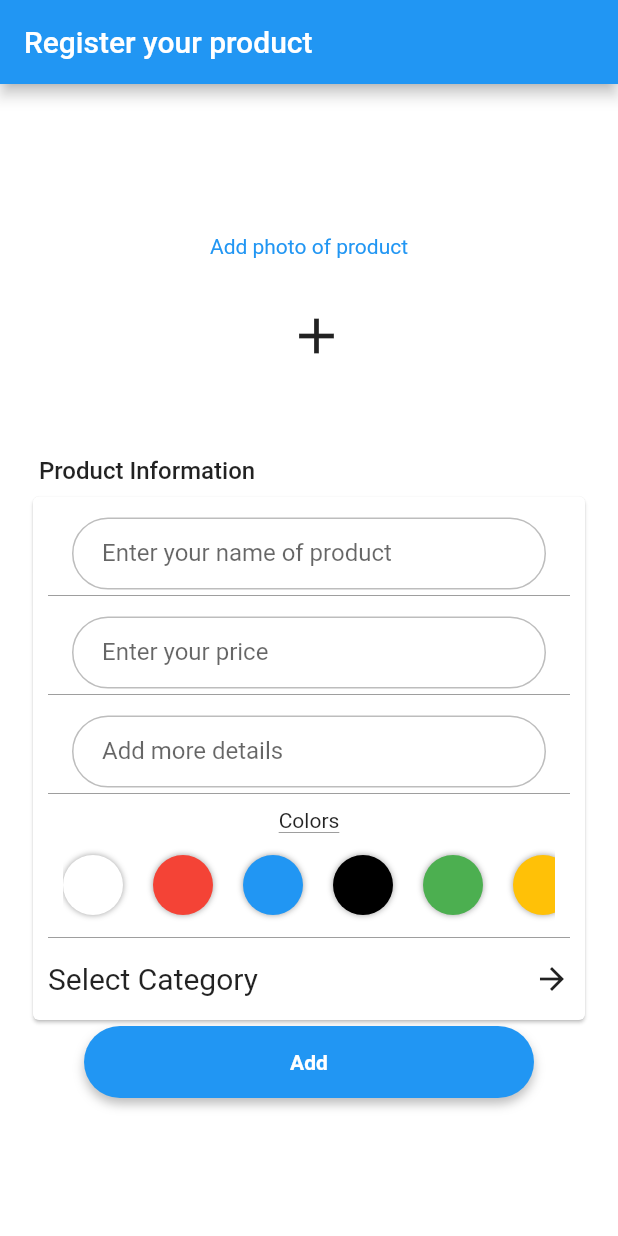
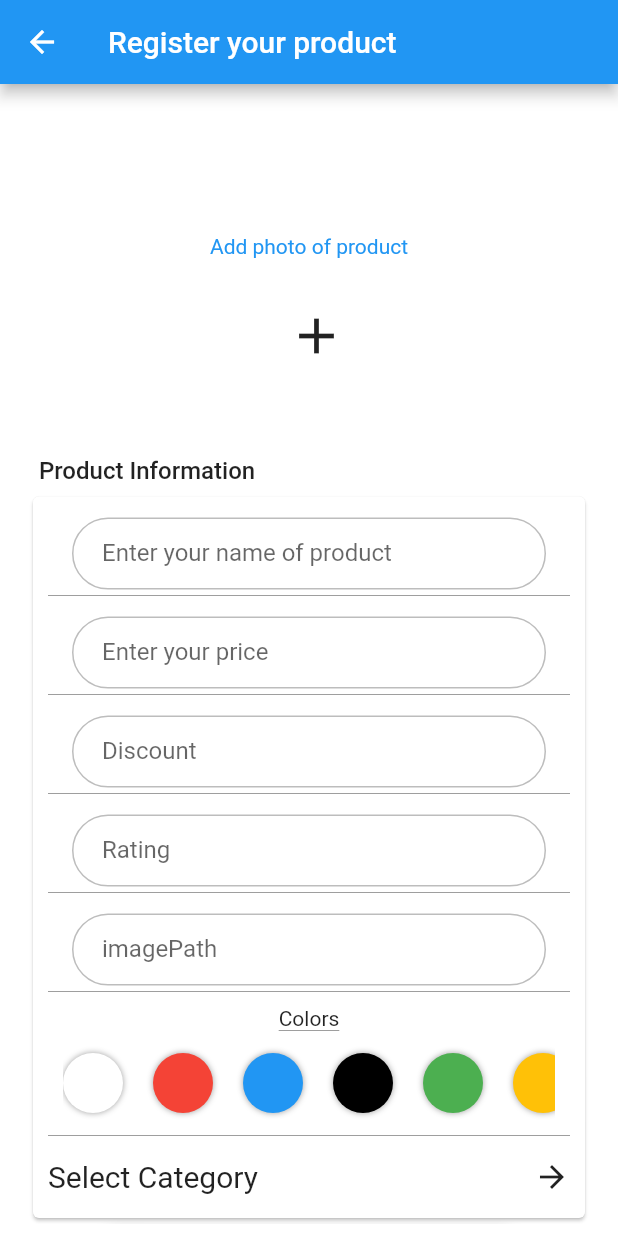
Before and after one commit to qasim12343/Online_shop, a Flutter app: the AddProducts screen opened directly, on a phone screen of 412 x 824 dp. Run offline on Flutter 3.47's test engine with Material 2 defaults, Android fonts, the phone set to English and light mode, and no system bars; our stand-ins replace flutter_rating_bar, flutter_spinkit, flutter_svg, font_awesome_flutter, hexcolor.

Commit message:
added some details for addProduct page

```diff
--- a/lib/data/utilities.dart
+++ b/lib/data/utilities.dart
@@ -44,7 +44,7 @@ class Utilities{
     String data = field == 'Users'? objToJsonString(Data.users): objToJsonString(Data.obj);
     String request = "send$field\n$data\u0000";
 
-    await Socket.connect("172.20.170.149",4040).then((serverSocket){
+    await Socket.connect("172.20.170.149",4050).then((serverSocket){
       serverSocket.write(request);
       serverSocket.flush();
       serverSocket.listen((response) {
@@ -55,7 +55,7 @@ class Utilities{
   get(String field) async{
     String request = "get$field\u0000";
 
-    await Socket.connect("172.20.170.149",4040).then((serverSocket){
+    await Socket.connect("172.20.170.149",4050).then((serverSocket){
       serverSocket.write(request);
       serverSocket.flush();
       serverSocket.listen((response) {
--- a/lib/pages/myProducts/my_products.dart
+++ b/lib/pages/myProducts/my_products.dart
@@ -2,6 +2,7 @@ import 'package:flutter/cupertino.dart';
 import 'package:flutter/material.dart';
 import 'package:shop/data/data.dart';
 import 'package:shop/data/item.dart';
+import 'package:shop/data/utilities.dart';
 import 'package:shop/pages/Category/list_screen.dart';
 import 'package:shop/widgets/my_colors.dart';
 import '../../widgets/theme.dart';
@@ -38,11 +39,12 @@ class AddProducts extends StatefulWidget {
 }
 
 class _AddProductsState extends State<AddProducts> {
+  Item ?newProduct;
   TextEditingController name = TextEditingController();
   TextEditingController discount = TextEditingController();
   TextEditingController price = TextEditingController();
-  TextEditingController colors = TextEditingController();
-  TextEditingController category = TextEditingController();
+  TextEditingController rating = TextEditingController();
+  TextEditingController imagePath = TextEditingController();
 
   ListTile listTile(
       TextEditingController input,
@@ -80,6 +82,17 @@ class _AddProductsState extends State<AddProducts> {
     return Scaffold(
       appBar: AppBar(
         title: Text("Register your product"),
+        leading: Container(
+          child: IconButton(
+            icon: Icon(Icons.arrow_back),
+            onPressed: () {
+              setState(() {
+                Navigator.pushReplacementNamed(context, '/myProducts');
+              });
+            },
+
+          ),
+        ),
       ),
       body: Padding(
         padding: const EdgeInsets.all(8.0),
@@ -147,7 +160,11 @@ class _AddProductsState extends State<AddProducts> {
                                       SizedBox(height: 10,),
                                       listTile(price, '', 'Enter your price', 'Empty'),
                                       SizedBox(height: 10,),
-                                      listTile(discount, '', 'Add more details', ''),
+                                      listTile(discount, '', 'Discount', ''),
+                                      SizedBox(height: 10,),
+                                      listTile(rating, '', 'Rating', ''),
+                                      SizedBox(height: 10,),
+                                      listTile(imagePath, '', 'imagePath', ''),
                                       SizedBox(height: 10,),
                                       Text('Colors'),
                                       MyColorList(colors: [Colors.white, Colors.red,Colors.blue,Colors.black,
@@ -177,7 +194,7 @@ class _AddProductsState extends State<AddProducts> {
                                                     return BottomCategorySheet();
                                                   }
                                               );
-                                              // Utilities().send("Users");
+                                              //
                                               // Utilities().send("Lists");
                                             });
                                           },
@@ -195,13 +212,17 @@ class _AddProductsState extends State<AddProducts> {
                         width: 300,
                         decoration: Them().buttonBoxDecoration(context),
                         child: TextButton(
-                            onPressed: (){setState(() {
-                              Data.currentUser.myProducts!.add(Item(
-                                name: name.value.text,
-                                imagePath: '', rating: 0, discount: 0, originalPrice: price.value.text as double,
+                            onPressed: (){
+                              newProduct = Item(name: name.text, imagePath: imagePath.text,
+                                  discount: int.parse(discount.text), originalPrice: double.parse(price.text), rating: double.parse(rating.text));
+                              setState(() {
 
-                              ));
-                            });
+                                Data.currentUser.myProducts!.add(newProduct!);
+                                int index = Data.users.indexOf(Data.currentUser);
+                                Data.users[index] = Data.currentUser;
+                                Utilities().send("Users");
+                                Navigator.pushReplacement(context, MaterialPageRoute(builder: (context)=> MyProducts()));
+                              });
                             },
                             child: Text("Add",style: TextStyle(color: Colors.white, fontWeight: FontWeight.bold),)
                         ),
@@ -272,7 +293,7 @@ class _BottomCategorySheetState extends State<BottomCategorySheet> {
               width: double.infinity,
               child: ElevatedButton(
                   onPressed: (){
-                    Navigator.pushReplacementNamed(context,'/home');
+                    Navigator.pop(context);
                   },
                   child: Text('Apply')),
             )
```
Also changed, not shown: lib/data/data.dart (+1 -26 lines).
